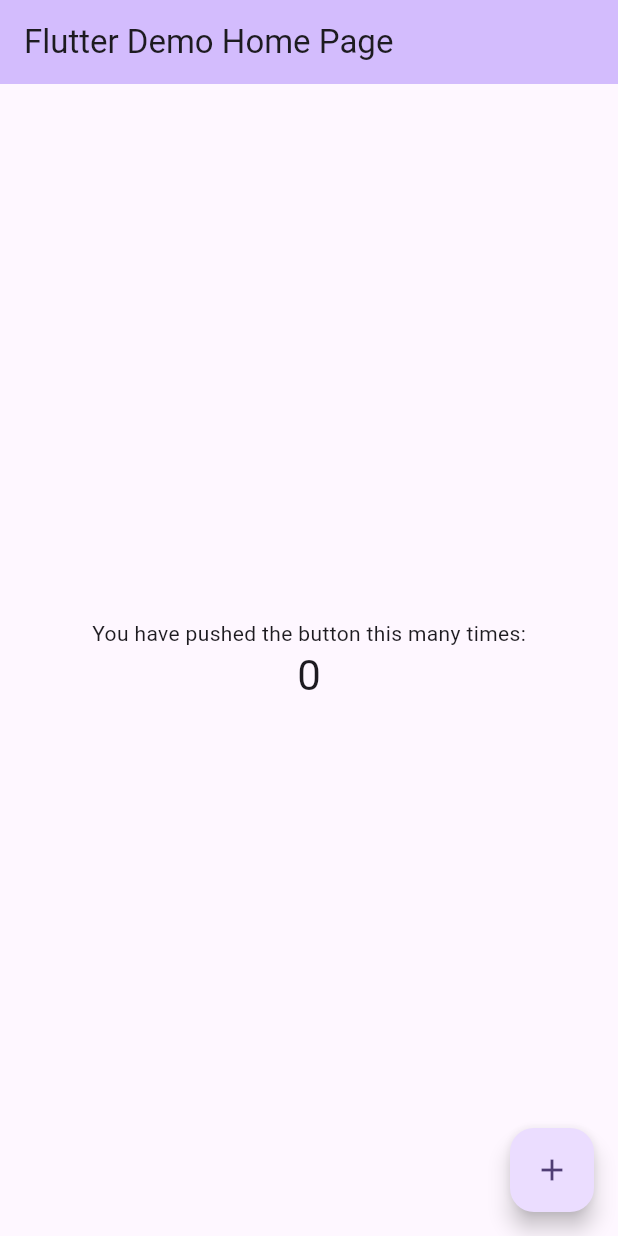
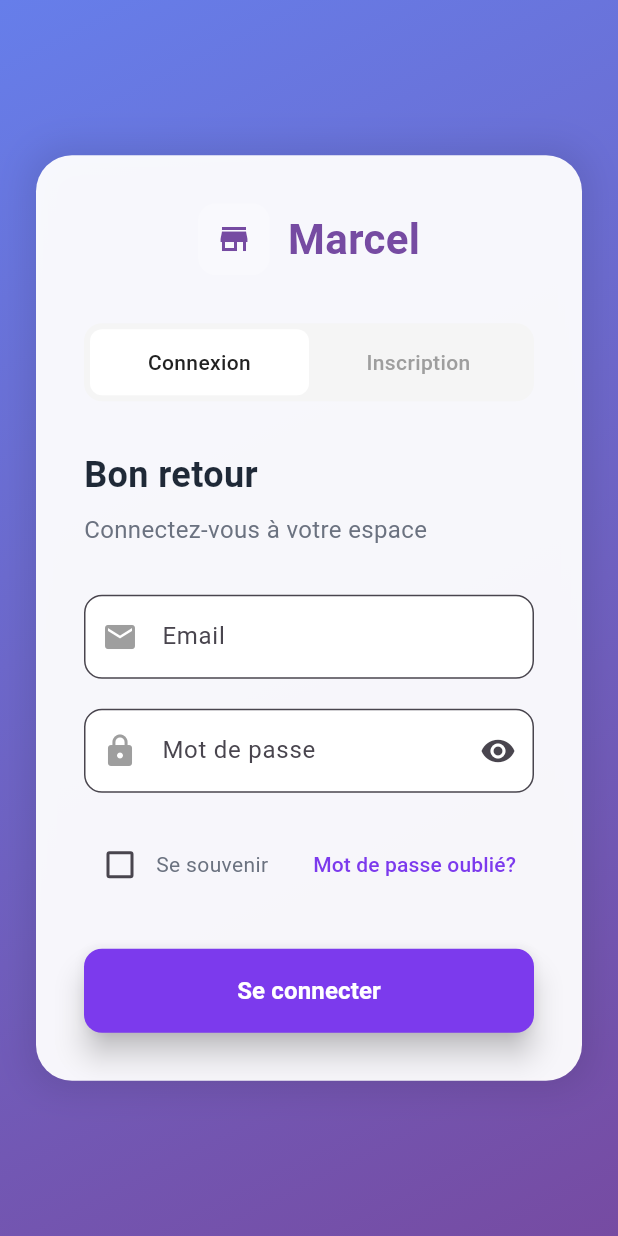
Before and after one commit to jnthnkabongo/Marcel-Gestion-Magasin-Mobile, a Flutter app: the screen it shows after launch, on a phone screen of 412 x 824 dp. Run offline on Flutter 3.47's test engine with Material 3 defaults, Android fonts, the light colour scheme and no system bars.

Commit message:
Ajout de la page de connexion

```diff
--- a/lib/main.dart
+++ b/lib/main.dart
@@ -1,4 +1,5 @@
 import 'package:flutter/material.dart';
+import 'pages/login.dart';
 
 void main() {
   runApp(const MyApp());
@@ -7,116 +8,16 @@ void main() {
 class MyApp extends StatelessWidget {
   const MyApp({super.key});
 
-  // This widget is the root of your application.
   @override
   Widget build(BuildContext context) {
     return MaterialApp(
-      title: 'Flutter Demo',
+      title: 'Marcel Gestion',
       theme: ThemeData(
-        // This is the theme of your application.
-        //
-        // TRY THIS: Try running your application with "flutter run". You'll see
-        // the application has a purple toolbar. Then, without quitting the app,
-        // try changing the seedColor in the colorScheme below to Colors.green
-        // and then invoke "hot reload" (save your changes or press the "hot
-        // reload" button in a Flutter-supported IDE, or press "r" if you used
-        // the command line to start the app).
-        //
-        // Notice that the counter didn't reset back to zero; the application
-        // state is not lost during the reload. To reset the state, use hot
-        // restart instead.
-        //
-        // This works for code too, not just values: Most code changes can be
-        // tested with just a hot reload.
-        colorScheme: .fromSeed(seedColor: Colors.deepPurple),
+        useMaterial3: true,
+        colorScheme: ColorScheme.fromSeed(seedColor: const Color(0xFF7C3AED)),
       ),
-      home: const MyHomePage(title: 'Flutter Demo Home Page'),
+      debugShowCheckedModeBanner: false,
+      home: const LoginPage(),
     );
   }
 }
-
-class MyHomePage extends StatefulWidget {
-  const MyHomePage({super.key, required this.title});
-
-  // This widget is the home page of your application. It is stateful, meaning
-  // that it has a State object (defined below) that contains fields that affect
-  // how it looks.
-
-  // This class is the configuration for the state. It holds the values (in this
-  // case the title) provided by the parent (in this case the App widget) and
-  // used by the build method of the State. Fields in a Widget subclass are
-  // always marked "final".
-
-  final String title;
-
-  @override
-  State<MyHomePage> createState() => _MyHomePageState();
-}
-
-class _MyHomePageState extends State<MyHomePage> {
-  int _counter = 0;
-
-  void _incrementCounter() {
-    setState(() {
-      // This call to setState tells the Flutter framework that something has
-      // changed in this State, which causes it to rerun the build method below
-      // so that the display can reflect the updated values. If we changed
-      // _counter without calling setState(), then the build method would not be
-      // called again, and so nothing would appear to happen.
-      _counter++;
-    });
-  }
-
-  @override
-  Widget build(BuildContext context) {
-    // This method is rerun every time setState is called, for instance as done
-    // by the _incrementCounter method above.
-    //
-    // The Flutter framework has been optimized to make rerunning build methods
-    // fast, so that you can just rebuild anything that needs updating rather
-    // than having to individually change instances of widgets.
-    return Scaffold(
-      appBar: AppBar(
-        // TRY THIS: Try changing the color here to a specific color (to
-        // Colors.amber, perhaps?) and trigger a hot reload to see the AppBar
-        // change color while the other colors stay the same.
-        backgroundColor: Theme.of(context).colorScheme.inversePrimary,
-        // Here we take the value from the MyHomePage object that was created by
-        // the App.build method, and use it to set our appbar title.
-        title: Text(widget.title),
-      ),
-      body: Center(
-        // Center is a layout widget. It takes a single child and positions it
-        // in the middle of the parent.
-        child: Column(
-          // Column is also a layout widget. It takes a list of children and
-          // arranges them vertically. By default, it sizes itself to fit its
-          // children horizontally, and tries to be as tall as its parent.
-          //
-          // Column has various properties to control how it sizes itself and
-          // how it positions its children. Here we use mainAxisAlignment to
-          // center the children vertically; the main axis here is the vertical
-          // axis because Columns are vertical (the cross axis would be
-          // horizontal).
-          //
-          // TRY THIS: Invoke "debug painting" (choose the "Toggle Debug Paint"
-          // action in the IDE, or press "p" in the console), to see the
-          // wireframe for each widget.
-          mainAxisAlignment: .center,
-          children: [
-            const Text('You have pushed the button this many times:'),
-            Text(
-              '$_counter',
-              style: Theme.of(context).textTheme.headlineMedium,
-            ),
-          ],
-        ),
-      ),
-      floatingActionButton: FloatingActionButton(
-        onPressed: _incrementCounter,
-        tooltip: 'Increment',
-        child: const Icon(Icons.add),
-      ),
-    );
-  }
-}
--- /dev/null
+++ b/lib/pages/login.dart
@@ -0,0 +1,504 @@
+import 'package:flutter/material.dart';
+
+class LoginPage extends StatefulWidget {
+  const LoginPage({super.key});
+
+  @override
+  State<LoginPage> createState() => _LoginPageState();
+}
+
+class _LoginPageState extends State<LoginPage> {
+  bool isLogin = true;
+  bool _obscurePassword = true;
+  bool _obscureConfirmPassword = true;
+  bool _rememberMe = false;
+
+  final TextEditingController _emailController = TextEditingController();
+  final TextEditingController _passwordController = TextEditingController();
+  final TextEditingController _nameController = TextEditingController();
+  final TextEditingController _confirmPasswordController =
+      TextEditingController();
+
+  @override
+  Widget build(BuildContext context) {
+    return Scaffold(
+      body: Container(
+        decoration: const BoxDecoration(
+          gradient: LinearGradient(
+            begin: Alignment.topLeft,
+            end: Alignment.bottomRight,
+            colors: [Color(0xFF667EEA), Color(0xFF764BA2)],
+          ),
+        ),
+        child: SafeArea(
+          child: Center(
+            child: SingleChildScrollView(
+              padding: const EdgeInsets.all(24.0),
+              child: Container(
+                padding: const EdgeInsets.all(32.0),
+                decoration: BoxDecoration(
+                  color: Colors.white.withOpacity(0.95),
+                  borderRadius: BorderRadius.circular(24),
+                  boxShadow: [
+                    BoxShadow(
+                      color: Colors.black.withOpacity(0.1),
+                      blurRadius: 20,
+                      spreadRadius: 5,
+                    ),
+                  ],
+                ),
+                child: Column(
+                  mainAxisSize: MainAxisSize.min,
+                  children: [
+                    // Logo et titre
+                    Row(
+                      mainAxisAlignment: MainAxisAlignment.center,
+                      children: [
+                        Container(
+                          width: 48,
+                          height: 48,
+                          decoration: BoxDecoration(
+                            color: Colors.white.withOpacity(0.2),
+                            borderRadius: BorderRadius.circular(12),
+                          ),
+                          child: const Icon(
+                            Icons.store,
+                            color: Color(0xFF764BA2),
+                            size: 24,
+                          ),
+                        ),
+                        const SizedBox(width: 12),
+                        const Text(
+                          'Marcel',
+                          style: TextStyle(
+                            color: Color(0xFF764BA2),
+                            fontSize: 28,
+                            fontWeight: FontWeight.bold,
+                          ),
+                        ),
+                      ],
+                    ),
+
+                    const SizedBox(height: 32),
+
+                    // Tabs
+                    Container(
+                      decoration: BoxDecoration(
+                        color: Colors.grey.shade100,
+                        borderRadius: BorderRadius.circular(12),
+                      ),
+                      padding: const EdgeInsets.all(4),
+                      child: Row(
+                        children: [
+                          Expanded(
+                            child: GestureDetector(
+                              onTap: () => setState(() => isLogin = true),
+                              child: Container(
+                                padding: const EdgeInsets.symmetric(
+                                  vertical: 12,
+                                  horizontal: 16,
+                                ),
+                                decoration: BoxDecoration(
+                                  color: isLogin
+                                      ? Colors.white
+                                      : Colors.transparent,
+                                  borderRadius: BorderRadius.circular(8),
+                                ),
+                                child: Text(
+                                  'Connexion',
+                                  textAlign: TextAlign.center,
+                                  style: TextStyle(
+                                    color: isLogin
+                                        ? Colors.grey.shade900
+                                        : Colors.grey.shade500,
+                                    fontWeight: FontWeight.w500,
+                                  ),
+                                ),
+                              ),
+                            ),
+                          ),
+                          Expanded(
+                            child: GestureDetector(
+                              onTap: () => setState(() => isLogin = false),
+                              child: Container(
+                                padding: const EdgeInsets.symmetric(
+                                  vertical: 12,
+                                  horizontal: 16,
+                                ),
+                                decoration: BoxDecoration(
+                                  color: !isLogin
+                                      ? Colors.white
+                                      : Colors.transparent,
+                                  borderRadius: BorderRadius.circular(8),
+                                ),
+                                child: Text(
+                                  'Inscription',
+                                  textAlign: TextAlign.center,
+                                  style: TextStyle(
+                                    color: !isLogin
+                                        ? Colors.grey.shade900
+                                        : Colors.grey.shade500,
+                                    fontWeight: FontWeight.w500,
+                                  ),
+                                ),
+                              ),
+                            ),
+                          ),
+                        ],
+                      ),
+                    ),
+
+                    const SizedBox(height: 32),
+
+                    // Formulaire
+                    if (isLogin) _buildLoginForm() else _buildRegisterForm(),
+                  ],
+                ),
+              ),
+            ),
+          ),
+        ),
+      ),
+    );
+  }
+
+  Widget _buildLoginForm() {
+    return Column(
+      crossAxisAlignment: CrossAxisAlignment.start,
+      children: [
+        const Text(
+          'Bon retour',
+          style: TextStyle(
+            fontSize: 24,
+            fontWeight: FontWeight.bold,
+            color: Color(0xFF1F2937),
+          ),
+        ),
+        const SizedBox(height: 8),
+        const Text(
+          'Connectez-vous à votre espace',
+          style: TextStyle(fontSize: 16, color: Color(0xFF6B7280)),
+        ),
+
+        const SizedBox(height: 32),
+
+        // Champ email
+        TextField(
+          controller: _emailController,
+          decoration: InputDecoration(
+            prefixIcon: const Icon(Icons.email, color: Colors.grey),
+            labelText: 'Email',
+            border: OutlineInputBorder(
+              borderRadius: BorderRadius.circular(12),
+              borderSide: BorderSide(color: Colors.grey.shade300),
+            ),
+            focusedBorder: OutlineInputBorder(
+              borderRadius: BorderRadius.circular(12),
+              borderSide: const BorderSide(color: Color(0xFF7C3AED), width: 2),
+            ),
+            filled: true,
+            fillColor: Colors.white,
+          ),
+        ),
+
+        const SizedBox(height: 20),
+
+        // Champ mot de passe
+        TextField(
+          controller: _passwordController,
+          obscureText: _obscurePassword,
+          decoration: InputDecoration(
+            prefixIcon: const Icon(Icons.lock, color: Colors.grey),
+            labelText: 'Mot de passe',
+            suffixIcon: IconButton(
+              icon: Icon(
+                _obscurePassword ? Icons.visibility : Icons.visibility_off,
+              ),
+              onPressed: () =>
+                  setState(() => _obscurePassword = !_obscurePassword),
+            ),
+            border: OutlineInputBorder(
+              borderRadius: BorderRadius.circular(12),
+              borderSide: BorderSide(color: Colors.grey.shade300),
+            ),
+            focusedBorder: OutlineInputBorder(
+              borderRadius: BorderRadius.circular(12),
+              borderSide: const BorderSide(color: Color(0xFF7C3AED), width: 2),
+            ),
+            filled: true,
+            fillColor: Colors.white,
+          ),
+        ),
+
+        const SizedBox(height: 24),
+
+        // Options
+        Row(
+          children: [
+            Checkbox(
+              value: _rememberMe,
+              onChanged: (value) => setState(() => _rememberMe = value!),
+              activeColor: const Color(0xFF7C3AED),
+            ),
+            const Text(
+              'Se souvenir',
+              style: TextStyle(color: Color(0xFF6B7280)),
+            ),
+            const Spacer(),
+            TextButton(
+              onPressed: () {
+                // TODO: Mot de passe oublié
+              },
+              child: const Text(
+                'Mot de passe oublié?',
+                style: TextStyle(
+                  color: Color(0xFF7C3AED),
+                  fontWeight: FontWeight.w500,
+                ),
+              ),
+            ),
+          ],
+        ),
+
+        const SizedBox(height: 32),
+
+        // Bouton de connexion
+        SizedBox(
+          width: double.infinity,
+          height: 56,
+          child: ElevatedButton(
+            onPressed: _handleLogin,
+            style: ElevatedButton.styleFrom(
+              backgroundColor: const Color(0xFF7C3AED),
+              foregroundColor: Colors.white,
+              shape: RoundedRectangleBorder(
+                borderRadius: BorderRadius.circular(12),
+              ),
+              elevation: 8,
+            ),
+            child: const Text(
+              'Se connecter',
+              style: TextStyle(fontSize: 16, fontWeight: FontWeight.w600),
+            ),
+          ),
+        ),
+      ],
+    );
+  }
+
+  Widget _buildRegisterForm() {
+    return Column(
+      crossAxisAlignment: CrossAxisAlignment.start,
+      children: [
+        const Text(
+          'Créer un compte',
+          style: TextStyle(
+            fontSize: 24,
+            fontWeight: FontWeight.bold,
+            color: Color(0xFF1F2937),
+          ),
+        ),
+        const SizedBox(height: 8),
+        const Text(
+          'Rejoignez-nous dès aujourd\'hui',
+          style: TextStyle(fontSize: 16, color: Color(0xFF6B7280)),
+        ),
+
+        const SizedBox(height: 32),
+
+        // Champ nom
+        TextField(
+          controller: _nameController,
+          decoration: InputDecoration(
+            prefixIcon: const Icon(Icons.person, color: Colors.grey),
+            labelText: 'Nom complet',
+            border: OutlineInputBorder(
+              borderRadius: BorderRadius.circular(12),
+              borderSide: BorderSide(color: Colors.grey.shade300),
+            ),
+            focusedBorder: OutlineInputBorder(
+              borderRadius: BorderRadius.circular(12),
+              borderSide: const BorderSide(color: Color(0xFF7C3AED), width: 2),
+            ),
+            filled: true,
+            fillColor: Colors.white,
+          ),
+        ),
+
+        const SizedBox(height: 20),
+
+        // Champ email
+        TextField(
+          controller: _emailController,
+          decoration: InputDecoration(
+            prefixIcon: const Icon(Icons.email, color: Colors.grey),
+            labelText: 'Email',
+            border: OutlineInputBorder(
+              borderRadius: BorderRadius.circular(12),
+              borderSide: BorderSide(color: Colors.grey.shade300),
+            ),
+            focusedBorder: OutlineInputBorder(
+              borderRadius: BorderRadius.circular(12),
+              borderSide: const BorderSide(color: Color(0xFF7C3AED), width: 2),
+            ),
+            filled: true,
+            fillColor: Colors.white,
+          ),
+        ),
+
+        const SizedBox(height: 20),
+
+        // Champ mot de passe
+        TextField(
+          controller: _passwordController,
+          obscureText: _obscurePassword,
+          decoration: InputDecoration(
+            prefixIcon: const Icon(Icons.lock, color: Colors.grey),
+            labelText: 'Mot de passe',
+            suffixIcon: IconButton(
+              icon: Icon(
+                _obscurePassword ? Icons.visibility : Icons.visibility_off,
+              ),
+              onPressed: () =>
+                  setState(() => _obscurePassword = !_obscurePassword),
+            ),
+            border: OutlineInputBorder(
+              borderRadius: BorderRadius.circular(12),
+              borderSide: BorderSide(color: Colors.grey.shade300),
+            ),
+            focusedBorder: OutlineInputBorder(
+              borderRadius: BorderRadius.circular(12),
+              borderSide: const BorderSide(color: Color(0xFF7C3AED), width: 2),
+            ),
+            filled: true,
+            fillColor: Colors.white,
+          ),
+        ),
+
+        const SizedBox(height: 20),
+
+        // Champ confirmation mot de passe
+        TextField(
+          controller: _confirmPasswordController,
+          obscureText: _obscureConfirmPassword,
+          decoration: InputDecoration(
+            prefixIcon: const Icon(Icons.lock, color: Colors.grey),
+            labelText: 'Confirmer le mot de passe',
+            suffixIcon: IconButton(
+              icon: Icon(
+                _obscureConfirmPassword
+                    ? Icons.visibility
+                    : Icons.visibility_off,
+              ),
+              onPressed: () => setState(
+                () => _obscureConfirmPassword = !_obscureConfirmPassword,
+              ),
+            ),
+            border: OutlineInputBorder(
+              borderRadius: BorderRadius.circular(12),
+              borderSide: BorderSide(color: Colors.grey.shade300),
+            ),
+            focusedBorder: OutlineInputBorder(
+              borderRadius: BorderRadius.circular(12),
+              borderSide: const BorderSide(color: Color(0xFF7C3AED), width: 2),
+            ),
+            filled: true,
+            fillColor: Colors.white,
+          ),
+        ),
+
+        const SizedBox(height: 32),
+
+        // Bouton d'inscription
+        SizedBox(
+          width: double.infinity,
+          height: 56,
+          child: ElevatedButton(
+            onPressed: _handleRegister,
+            style: ElevatedButton.styleFrom(
+              backgroundColor: const Color(0xFF7C3AED),
+              foregroundColor: Colors.white,
+              shape: RoundedRectangleBorder(
+                borderRadius: BorderRadius.circular(12),
+              ),
+              elevation: 8,
+            ),
+            child: const Text(
+              'S\'inscrire',
+              style: TextStyle(fontSize: 16, fontWeight: FontWeight.w600),
+            ),
+          ),
+        ),
+      ],
+    );
+  }
+
+  void _handleLogin() {
+    if (_emailController.text.isEmpty || _passwordController.text.isEmpty) {
+      _showErrorSnackBar('Veuillez remplir tous les champs');
+      return;
+    }
+
+    // TODO: Implémenter la logique de connexion
+    // Appel API vers votre backend Laravel
+    _showSuccessSnackBar('Connexion en cours...');
+  }
+
+  void _handleRegister() {
+    if (_nameController.text.isEmpty ||
+        _emailController.text.isEmpty ||
+        _passwordController.text.isEmpty ||
+        _confirmPasswordController.text.isEmpty) {
+      _showErrorSnackBar('Veuillez remplir tous les champs');
+      return;
+    }
+
+    if (_passwordController.text != _confirmPasswordController.text) {
+      _showErrorSnackBar('Les mots de passe ne correspondent pas');
+      return;
+    }
+
+    if (_passwordController.text.length < 6) {
+      _showErrorSnackBar('Le mot de passe doit contenir au moins 6 caractères');
+      return;
+    }
+
+    // TODO: Implémenter la logique d'inscription
+    // Appel API vers votre backend Laravel
+    _showSuccessSnackBar('Inscription en cours...');
+  }
+
+  void _showErrorSnackBar(String message) {
+    ScaffoldMessenger.of(context).showSnackBar(
+      SnackBar(
+        content: Row(
+          children: [
+            const Icon(Icons.error, color: Colors.white),
+            const SizedBox(width: 12),
+            Expanded(child: Text(message)),
+          ],
+        ),
+        backgroundColor: Colors.red,
+        behavior: SnackBarBehavior.floating,
+        shape: RoundedRectangleBorder(borderRadius: BorderRadius.circular(8)),
+      ),
+    );
+  }
+
+  void _showSuccessSnackBar(String message) {
+    ScaffoldMessenger.of(context).showSnackBar(
+      SnackBar(
+        content: Row(
+          children: [
+            const Icon(Icons.check_circle, color: Colors.white),
+            const SizedBox(width: 12),
+            Expanded(child: Text(message)),
+          ],
+        ),
+        backgroundColor: Colors.green,
+        behavior: SnackBarBehavior.floating,
+        shape: RoundedRectangleBorder(borderRadius: BorderRadius.circular(8)),
+      ),
+    );
+  }
+}
--- a/pubspec.yaml
+++ b/pubspec.yaml
@@ -34,6 +34,9 @@ dependencies:
   # The following adds the Cupertino Icons font to your application.
   # Use with the CupertinoIcons class for iOS style icons.
   cupertino_icons: ^1.0.8
+
+  # Font Awesome icons
+  font_awesome_flutter: ^10.0.0
 
 dev_dependencies:
   flutter_test:
```
Also changed, not shown: pubspec.lock, 1 other file.
